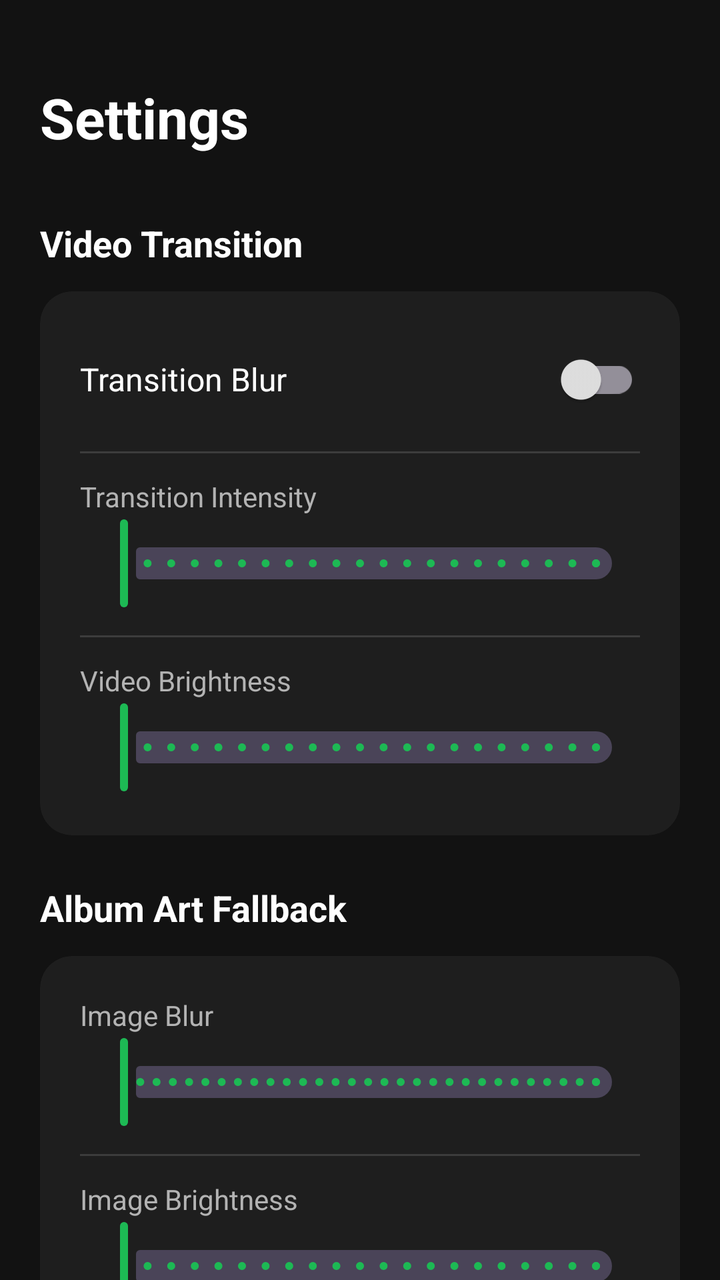
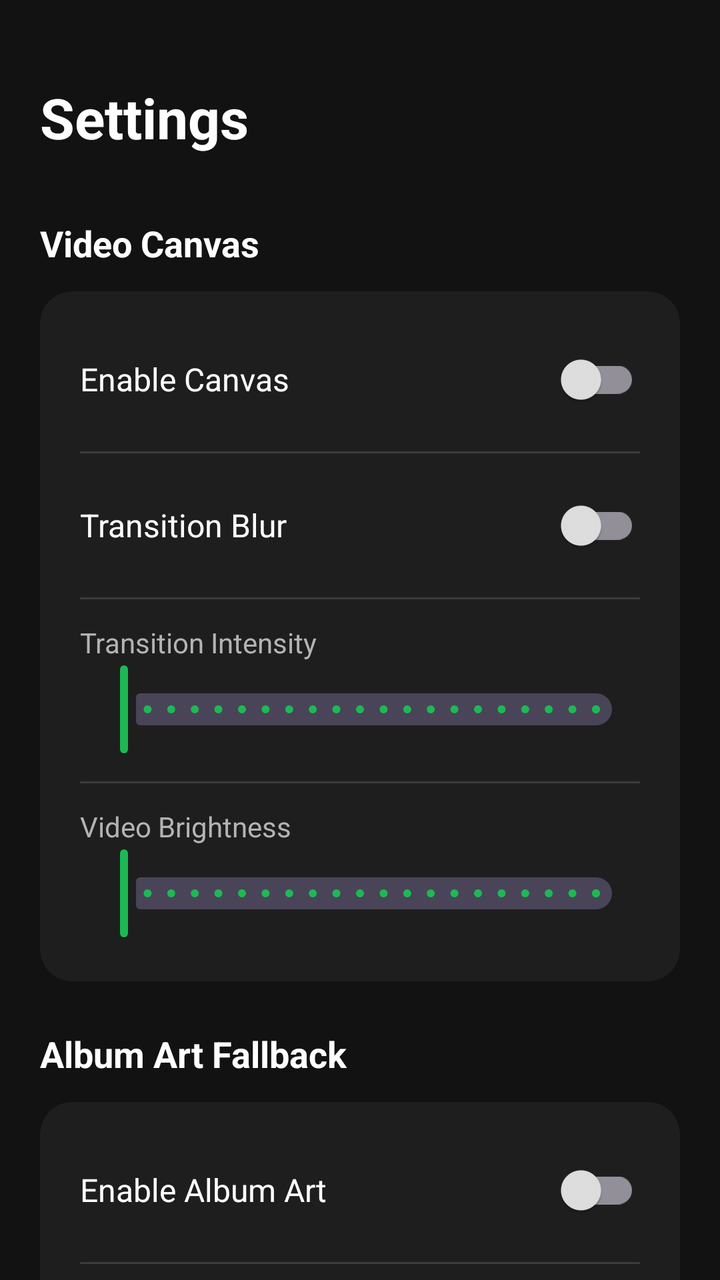

Two renders of the same Android screen: before a commit and after it. Below are the layout's source before the change and the commit's diff.
<!-- AndroidManifest.xml: activity theme Theme.CanvasOnWallpaper -->
<!-- res/layout/activity_settings.xml -->
<?xml version="1.0" encoding="utf-8"?>
<androidx.core.widget.NestedScrollView xmlns:android="http://schemas.android.com/apk/res/android"
    xmlns:app="http://schemas.android.com/apk/res-auto"
    android:layout_width="match_parent"
    android:layout_height="match_parent"
    android:background="@color/dark_background">

    <LinearLayout
        android:layout_width="match_parent"
        android:layout_height="wrap_content"
        android:orientation="vertical"
        android:padding="20dp">

        <TextView
            android:layout_width="wrap_content"
            android:layout_height="wrap_content"
            android:text="Settings"
            android:textColor="@color/white"
            android:textSize="28sp"
            android:textStyle="bold"
            android:layout_marginTop="20dp"
            android:layout_marginBottom="32dp" />

        <TextView
            android:layout_width="wrap_content"
            android:layout_height="wrap_content"
            android:text="Video Transition"
            android:textColor="@color/white"
            android:textSize="18sp"
            android:textStyle="bold"
            android:layout_marginBottom="12dp" />

        <com.google.android.material.card.MaterialCardView
            android:layout_width="match_parent"
            android:layout_height="wrap_content"
            app:cardCornerRadius="16dp"
            app:cardBackgroundColor="@color/surface_variant"
            app:strokeWidth="0dp">

            <LinearLayout
                android:layout_width="match_parent"
                android:layout_height="wrap_content"
                android:orientation="vertical"
                android:padding="20dp">

                <RelativeLayout
                    android:layout_width="match_parent"
                    android:layout_height="wrap_content">
                    <TextView
                        android:layout_width="wrap_content"
                        android:layout_height="wrap_content"
                        android:text="Transition Blur"
                        android:textColor="@color/white"
                        android:textSize="16sp"
                        android:layout_centerVertical="true" />
                    <com.google.android.material.switchmaterial.SwitchMaterial
                        android:id="@+id/blurSwitch"
                        android:layout_width="wrap_content"
                        android:layout_height="wrap_content"
                        android:layout_alignParentEnd="true" />
                </RelativeLayout>

                <View android:layout_width="match_parent" android:layout_height="1dp" android:background="#22FFFFFF" android:layout_marginVertical="12dp" />

                <TextView android:layout_width="wrap_content" android:layout_height="wrap_content" android:text="Transition Intensity" android:textColor="@color/on_surface_variant" android:textSize="14sp" />
                <com.google.android.material.slider.Slider
                    android:id="@+id/blurSlider"
                    android:layout_width="match_parent"
                    android:layout_height="wrap_content"
                    android:valueFrom="0.0"
                    android:valueTo="1.0"
                    android:stepSize="0.05"
                    app:thumbColor="@color/spotify_green"
                    app:trackColorActive="@color/spotify_green" />

                <View android:layout_width="match_parent" android:layout_height="1dp" android:background="#22FFFFFF" android:layout_marginVertical="12dp" />

                <TextView android:layout_width="wrap_content" android:layout_height="wrap_content" android:text="Video Brightness" android:textColor="@color/on_surface_variant" android:textSize="14sp" />
                <com.google.android.material.slider.Slider
                    android:id="@+id/brightnessSlider"
                    android:layout_width="match_parent"
                    android:layout_height="wrap_content"
                    android:valueFrom="0.0"
                    android:valueTo="1.0"
                    android:stepSize="0.05"
                    app:thumbColor="@color/spotify_green"
                    app:trackColorActive="@color/spotify_green" />

            </LinearLayout>
        </com.google.android.material.card.MaterialCardView>

        <TextView
            android:layout_width="wrap_content"
            android:layout_height="wrap_content"
            android:text="Album Art Fallback"
            android:textColor="@color/white"
            android:textSize="18sp"
            android:textStyle="bold"
            android:layout_marginTop="24dp"
            android:layout_marginBottom="12dp" />

        <com.google.android.material.card.MaterialCardView
            android:layout_width="match_parent"
            android:layout_height="wrap_content"
            app:cardCornerRadius="16dp"
            app:cardBackgroundColor="@color/surface_variant"
            app:strokeWidth="0dp">

            <LinearLayout
                android:layout_width="match_parent"
                android:layout_height="wrap_content"
                android:orientation="vertical"
                android:padding="20dp">

                <TextView android:layout_width="wrap_content" android:layout_height="wrap_content" android:text="Image Blur" android:textColor="@color/on_surface_variant" android:textSize="14sp" />
                <com.google.android.material.slider.Slider
                    android:id="@+id/imageBlurSlider"
                    android:layout_width="match_parent"
                    android:layout_height="wrap_content"
                    android:valueFrom="0.0"
                    android:valueTo="5.0"
                    android:stepSize="0.1"
                    app:thumbColor="@color/spotify_green"
                    app:trackColorActive="@color/spotify_green" />

                <View android:layout_width="match_parent" android:layout_height="1dp" android:background="#22FFFFFF" android:layout_marginVertical="12dp" />

                <TextView android:layout_width="wrap_content" android:layout_height="wrap_content" android:text="Image Brightness" android:textColor="@color/on_surface_variant" android:textSize="14sp" />
                <com.google.android.material.slider.Slider
                    android:id="@+id/imageBrightnessSlider"
                    android:layout_width="match_parent"
                    android:layout_height="wrap_content"
                    android:valueFrom="0.0"
                    android:valueTo="1.0"
                    android:stepSize="0.05"
                    app:thumbColor="@color/spotify_green"
                    app:trackColorActive="@color/spotify_green" />

            </LinearLayout>
        </com.google.android.material.card.MaterialCardView>

    </LinearLayout>
</androidx.core.widget.NestedScrollView>
<!-- resources referenced by this layout -->
<resources>
  <color name="dark_background">#121212</color>
  <color name="on_surface_variant">#B3B3B3</color>
  <color name="spotify_green">#1DB954</color>
  <color name="surface_variant">#1E1E1E</color>
  <color name="white">#FFFFFFFF</color>
  <style name="Theme.CanvasOnWallpaper" parent="Base.Theme.CanvasOnWallpaper" />
  <style name="Base.Theme.CanvasOnWallpaper" parent="Theme.Material3.Dark.NoActionBar">
          <item name="colorPrimary">@color/primary</item>
          <item name="colorOnPrimary">@color/on_primary</item>
          <item name="android:windowBackground">@color/dark_background</item>
          <item name="colorSurface">@color/dark_background</item>
          <item name="colorSurfaceVariant">@color/surface_variant</item>
          <item name="colorOnSurface">@color/on_surface</item>
          <item name="colorOnSurfaceVariant">@color/on_surface_variant</item>
      </style>
  <color name="primary">#1DB954</color>
  <color name="on_primary">#000000</color>
  <color name="on_surface">#E1E1E1</color>
</resources>

<!-- the commit's change to res/layout/activity_settings.xml (unified diff, before → after) -->
@@ -24,7 +24,7 @@
         <TextView
             android:layout_width="wrap_content"
             android:layout_height="wrap_content"
-            android:text="Video Transition"
+            android:text="Video Canvas"
             android:textColor="@color/white"
             android:textSize="18sp"
             android:textStyle="bold"
@@ -35,7 +35,8 @@
             android:layout_height="wrap_content"
             app:cardCornerRadius="16dp"
             app:cardBackgroundColor="@color/surface_variant"
-            app:strokeWidth="0dp">
+            app:strokeWidth="0dp"
+            android:layout_marginBottom="24dp">
 
             <LinearLayout
                 android:layout_width="match_parent"
@@ -49,6 +50,25 @@
                     <TextView
                         android:layout_width="wrap_content"
                         android:layout_height="wrap_content"
+                        android:text="Enable Canvas"
+                        android:textColor="@color/white"
+                        android:textSize="16sp"
+                        android:layout_centerVertical="true" />
+                    <com.google.android.material.switchmaterial.SwitchMaterial
+                        android:id="@+id/canvasEnabledSwitch"
+                        android:layout_width="wrap_content"
+                        android:layout_height="wrap_content"
+                        android:layout_alignParentEnd="true" />
+                </RelativeLayout>
+
+                <View android:layout_width="match_parent" android:layout_height="1dp" android:background="#22FFFFFF" android:layout_marginVertical="12dp" />
+
+                <RelativeLayout
+                    android:layout_width="match_parent"
+                    android:layout_height="wrap_content">
+                    <TextView
+                        android:layout_width="wrap_content"
+                        android:layout_height="wrap_content"
                         android:text="Transition Blur"
                         android:textColor="@color/white"
                         android:textSize="16sp"
@@ -96,7 +116,6 @@
             android:textColor="@color/white"
             android:textSize="18sp"
             android:textStyle="bold"
-            android:layout_marginTop="24dp"
             android:layout_marginBottom="12dp" />
 
         <com.google.android.material.card.MaterialCardView
@@ -104,7 +123,8 @@
             android:layout_height="wrap_content"
             app:cardCornerRadius="16dp"
             app:cardBackgroundColor="@color/surface_variant"
-            app:strokeWidth="0dp">
+            app:strokeWidth="0dp"
+            android:layout_marginBottom="24dp">
 
             <LinearLayout
                 android:layout_width="match_parent"
@@ -112,6 +132,25 @@
                 android:orientation="vertical"
                 android:padding="20dp">
 
+                <RelativeLayout
+                    android:layout_width="match_parent"
+                    android:layout_height="wrap_content">
+                    <TextView
+                        android:layout_width="wrap_content"
+                        android:layout_height="wrap_content"
+                        android:text="Enable Album Art"
+                        android:textColor="@color/white"
+                        android:textSize="16sp"
+                        android:layout_centerVertical="true" />
+                    <com.google.android.material.switchmaterial.SwitchMaterial
+                        android:id="@+id/albumArtEnabledSwitch"
+                        android:layout_width="wrap_content"
+                        android:layout_height="wrap_content"
+                        android:layout_alignParentEnd="true" />
+                </RelativeLayout>
+
+                <View android:layout_width="match_parent" android:layout_height="1dp" android:background="#22FFFFFF" android:layout_marginVertical="12dp" />
+
                 <TextView android:layout_width="wrap_content" android:layout_height="wrap_content" android:text="Image Blur" android:textColor="@color/on_surface_variant" android:textSize="14sp" />
                 <com.google.android.material.slider.Slider
                     android:id="@+id/imageBlurSlider"
@@ -139,5 +178,58 @@
             </LinearLayout>
         </com.google.android.material.card.MaterialCardView>
 
+        <TextView
+            android:layout_width="wrap_content"
+            android:layout_height="wrap_content"
+            android:text="Idle Background"
+            android:textColor="@color/white"
+            android:textSize="18sp"
+            android:textStyle="bold"
+            android:layout_marginBottom="12dp" />
+
+        <com.google.android.material.card.MaterialCardView
+            android:layout_width="match_parent"
+            android:layout_height="wrap_content"
+            app:cardCornerRadius="16dp"
+            app:cardBackgroundColor="@color/surface_variant"
+            app:strokeWidth="0dp">
+
+            <LinearLayout
+                android:layout_width="match_parent"
+                android:layout_height="wrap_content"
+                android:orientation="vertical"
+                android:padding="20dp">
+
+                <RelativeLayout
+                    android:layout_width="match_parent"
+                    android:layout_height="wrap_content">
+                    <TextView
+                        android:layout_width="wrap_content"
+                        android:layout_height="wrap_content"
+                        android:text="Enable Custom Wallpaper"
+                        android:textColor="@color/white"
+                        android:textSize="16sp"
+                        android:layout_centerVertical="true" />
+                    <com.google.android.material.switchmaterial.SwitchMaterial
+                        android:id="@+id/idleEnabledSwitch"
+                        android:layout_width="wrap_content"
+                        android:layout_height="wrap_content"
+                        android:layout_alignParentEnd="true" />
+                </RelativeLayout>
+
+                <View android:layout_width="match_parent" android:layout_height="1dp" android:background="#22FFFFFF" android:layout_marginVertical="12dp" />
+
+                <com.google.android.material.button.MaterialButton
+                    android:id="@+id/selectCustomWallpaperBtn"
+                    android:layout_width="match_parent"
+                    android:layout_height="wrap_content"
+                    android:text="Select Custom Wallpaper"
+                    app:cornerRadius="12dp"
+                    android:backgroundTint="@color/spotify_green"
+                    android:textColor="@color/white" />
+
+            </LinearLayout>
+        </com.google.android.material.card.MaterialCardView>
+
     </LinearLayout>
 </androidx.core.widget.NestedScrollView>
